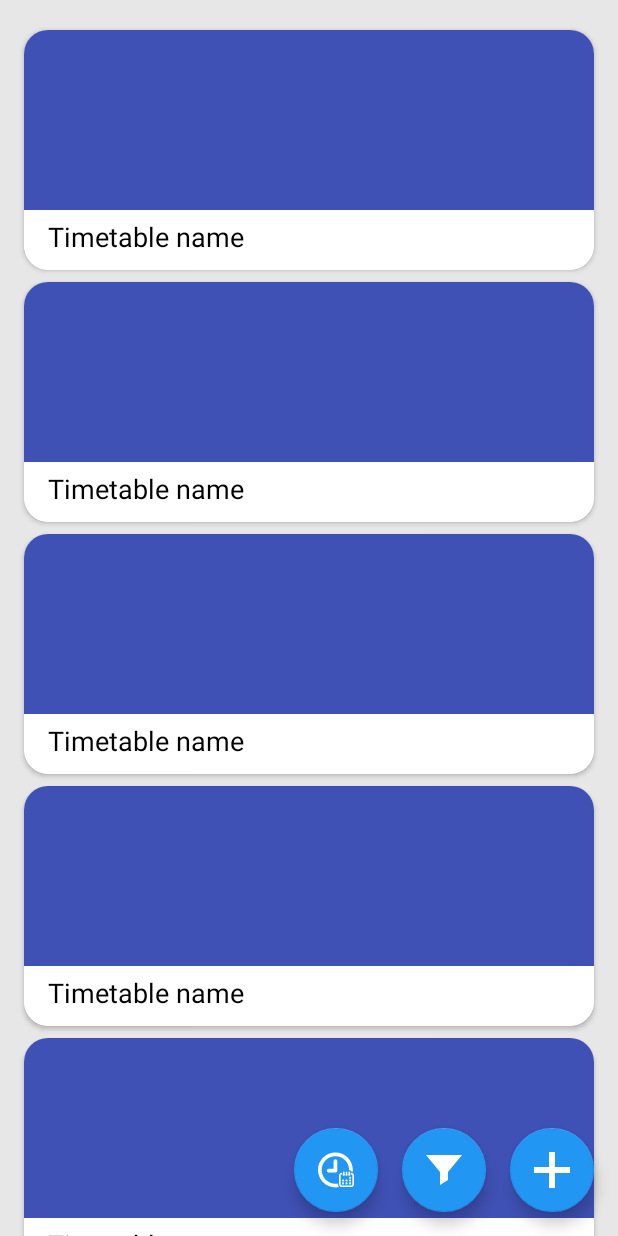
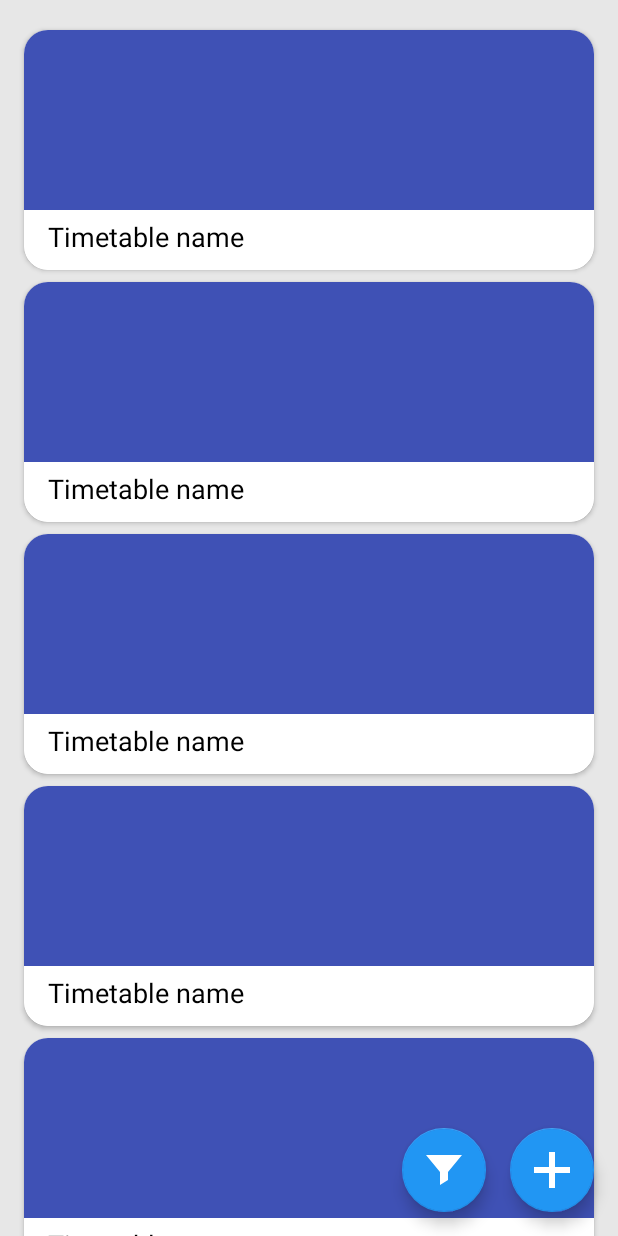
Before and after one commit to AlexFlexer/TimetableAssistant, an Android app: the layout activity_main.xml on its own in the app's theme, with its tools: preview values and no code run, on a phone screen of 412 x 824 dp. Run offline under Robolectric (Android 15) with nearby library versions, the phone set to English and light mode, and no system bars.

Commit message:
removed NowActivity.kt: we won't show the current time and lecture since it needs overwork unnecessary for presentation goals

```diff
--- a/app/src/main/AndroidManifest.xml
+++ b/app/src/main/AndroidManifest.xml
@@ -21,7 +21,6 @@
         </activity>
         <activity android:name=".ui.main.MainActivity" />
         <activity android:name=".ui.main.addtimetable.AddTimetableActivity" />
-        <activity android:name=".ui.main.now.NowActivity" />
     </application>
 
 </manifest>
--- a/app/src/main/java/com/alexflex/timetableassistant/ui/main/MainActivity.kt
+++ b/app/src/main/java/com/alexflex/timetableassistant/ui/main/MainActivity.kt
@@ -5,7 +5,6 @@ import android.os.Bundle
 import com.alexflex.timetableassistant.base.BaseBindingActivity
 import com.alexflex.timetableassistant.databinding.ActivityMainBinding
 import com.alexflex.timetableassistant.ui.main.addtimetable.AddTimetableActivity
-import com.alexflex.timetableassistant.ui.main.now.NowActivity
 
 class MainActivity : BaseBindingActivity<ActivityMainBinding>() {
 
@@ -27,9 +26,6 @@ class MainActivity : BaseBindingActivity<ActivityMainBinding>() {
             btnFilter.setOnClickListener {
                 FilterDialogFragment().show(supportFragmentManager, TAG)
             }
-            btnNow.setOnClickListener {
-                startActivity(Intent(this@MainActivity, NowActivity::class.java))
-            }
         }
     }
 }
--- a/app/src/main/java/com/alexflex/timetableassistant/ui/main/now/NowActivity.kt
+++ /dev/null
@@ -1,10 +0,0 @@
-package com.alexflex.timetableassistant.ui.main.now
-
-import com.alexflex.timetableassistant.base.BaseBindingActivity
-import com.alexflex.timetableassistant.databinding.ActivityNowBinding
-
-class NowActivity : BaseBindingActivity<ActivityNowBinding>() {
-    override fun createBinding(): ActivityNowBinding {
-        return ActivityNowBinding.inflate(layoutInflater)
-    }
-}
--- a/app/src/main/res/drawable/icon_now.xml
+++ /dev/null
@@ -1,45 +0,0 @@
-<vector xmlns:android="http://schemas.android.com/apk/res/android"
-    android:width="413.107dp"
-    android:height="413.107dp"
-    android:viewportWidth="413.107"
-    android:viewportHeight="413.107">
-  <path
-      android:fillColor="@color/color_white"
-      android:pathData="M228.749,361.374c-9.323,1.727 -18.932,2.639 -28.748,2.639c-86.831,0 -157.458,-70.641 -157.458,-157.458c0,-86.817 70.627,-157.458 157.458,-157.458c86.831,0 157.458,70.64 157.458,157.457c0,1.252 -0.02,2.501 -0.049,3.747c0.701,-0.065 1.408,-0.104 2.127,-0.104c9.631,0 17.881,5.992 21.234,14.441h0.23c6.312,0 12.332,1.271 17.822,3.566c0.77,-7.114 1.176,-14.336 1.176,-21.65c0,-110.276 -89.725,-200 -200,-200c-110.276,0 -200,89.724 -200,200c0,110.275 89.724,200 200,200c14.543,0 28.725,-1.575 42.395,-4.538c-8.426,-8.399 -13.646,-20.012 -13.646,-32.82L228.749,361.374L228.749,361.374z"/>
-  <path
-      android:fillColor="@color/color_white"
-      android:pathData="M178.717,105.287v87.93h-55.313c-11.728,0 -21.257,9.529 -21.257,21.284c0,11.742 9.529,21.271 21.257,21.271h76.598c11.757,0 21.284,-9.528 21.284,-21.271V105.287c0,-11.742 -9.526,-21.271 -21.284,-21.271S178.717,93.545 178.717,105.287z"/>
-  <path
-      android:fillColor="@color/color_white"
-      android:pathData="M308.172,260.032c0,-2.854 -0.994,-5.592 -2.812,-7.774V233.04c0,-5.152 -4.193,-9.344 -9.348,-9.344h-0.195c-5.15,0 -9.342,4.191 -9.342,9.344v19.218c-1.82,2.187 -2.814,4.924 -2.814,7.774c0,6.703 5.453,12.156 12.254,12.156h0.1C302.719,272.188 308.172,266.735 308.172,260.032z"/>
-  <path
-      android:fillColor="@color/color_white"
-      android:pathData="M336.736,252.258V233.04c0,-5.152 -4.193,-9.344 -9.348,-9.344s-9.346,4.191 -9.346,9.344v19.219c-1.816,2.188 -2.812,4.924 -2.812,7.773c0,6.703 5.453,12.156 12.158,12.156c6.703,0 12.158,-5.453 12.158,-12.156C339.549,257.181 338.555,254.442 336.736,252.258z"/>
-  <path
-      android:fillColor="@color/color_white"
-      android:pathData="M358.766,223.696c-5.154,0 -9.346,4.191 -9.346,9.344v19.218c-1.818,2.182 -2.812,4.919 -2.812,7.774c0,6.703 5.453,12.156 12.156,12.156c6.705,0 12.16,-5.453 12.16,-12.156c0,-2.849 -0.996,-5.586 -2.816,-7.773V233.04C368.107,227.888 363.916,223.696 358.766,223.696z"/>
-  <path
-      android:fillColor="@color/color_white"
-      android:pathData="M380.23,238.137h-3.461v18.687h3.461c7.824,0 14.191,6.364 14.191,14.188v98.186c0,7.823 -6.367,14.188 -14.191,14.188H274.354c-7.824,0 -14.189,-6.365 -14.189,-14.188v-98.186c0,-7.822 6.365,-14.188 14.189,-14.188h3.461v-18.687h-3.461c-18.129,0 -32.877,14.747 -32.877,32.873v98.186c0,18.126 14.748,32.873 32.877,32.873H380.23c18.129,0 32.877,-14.747 32.877,-32.873V271.01C413.107,252.884 398.359,238.137 380.23,238.137z"/>
-  <path
-      android:fillColor="@color/color_white"
-      android:pathData="M286.586,315.327c-6.727,0 -12.195,5.47 -12.195,12.194c0,6.724 5.471,12.193 12.195,12.193c6.723,0 12.193,-5.47 12.193,-12.193S293.309,315.327 286.586,315.327z"/>
-  <path
-      android:fillColor="@color/color_white"
-      android:pathData="M327.295,315.327c-6.725,0 -12.193,5.47 -12.193,12.194c0,6.724 5.469,12.193 12.193,12.193c6.723,0 12.191,-5.47 12.191,-12.193S334.018,315.327 327.295,315.327z"/>
-  <path
-      android:fillColor="@color/color_white"
-      android:pathData="M368.002,315.327c-6.725,0 -12.191,5.47 -12.191,12.194c0,6.724 5.469,12.193 12.191,12.193c6.725,0 12.191,-5.47 12.191,-12.193C380.195,320.798 374.727,315.327 368.002,315.327z"/>
-  <path
-      android:fillColor="@color/color_white"
-      android:pathData="M286.586,348.037c-6.727,0 -12.195,5.47 -12.195,12.192c0,6.726 5.471,12.196 12.195,12.196c6.723,0 12.193,-5.471 12.193,-12.196C298.779,353.507 293.309,348.037 286.586,348.037z"/>
-  <path
-      android:fillColor="@color/color_white"
-      android:pathData="M327.295,348.037c-6.725,0 -12.193,5.47 -12.193,12.192c0,6.726 5.469,12.196 12.193,12.196c6.723,0 12.191,-5.471 12.191,-12.196C339.486,353.507 334.018,348.037 327.295,348.037z"/>
-  <path
-      android:fillColor="@color/color_white"
-      android:pathData="M368.002,348.037c-6.725,0 -12.191,5.47 -12.191,12.192c0,6.726 5.469,12.196 12.191,12.196c6.725,0 12.191,-5.471 12.191,-12.196C380.195,353.507 374.727,348.037 368.002,348.037z"/>
-  <path
-      android:fillColor="@color/color_white"
-      android:pathData="M368.002,282.616c-6.725,0 -12.191,5.471 -12.191,12.195s5.469,12.195 12.191,12.195c6.725,0 12.191,-5.471 12.191,-12.195C380.195,288.087 374.727,282.616 368.002,282.616z"/>
-</vector>
--- a/app/src/main/res/layout/activity_main.xml
+++ b/app/src/main/res/layout/activity_main.xml
@@ -39,14 +39,4 @@
         app:layout_constraintEnd_toStartOf="@id/btn_add"
         tools:ignore="ContentDescription" />
 
-    <com.google.android.material.floatingactionbutton.FloatingActionButton
-        android:id="@+id/btn_now"
-        android:layout_width="wrap_content"
-        android:layout_height="wrap_content"
-        android:layout_margin="16dp"
-        android:src="@drawable/icon_now"
-        app:layout_constraintBottom_toBottomOf="parent"
-        app:layout_constraintEnd_toStartOf="@id/btn_filter"
-        tools:ignore="ContentDescription" />
-
 </androidx.constraintlayout.widget.ConstraintLayout>
--- a/app/src/main/res/layout/activity_now.xml
+++ /dev/null
@@ -1,7 +0,0 @@
-<?xml version="1.0" encoding="utf-8"?>
-<androidx.constraintlayout.widget.ConstraintLayout xmlns:android="http://schemas.android.com/apk/res/android"
-    android:layout_width="match_parent"
-    android:layout_height="match_parent"
-    android:background="@color/color_activity_background">
-
-</androidx.constraintlayout.widget.ConstraintLayout>
```
